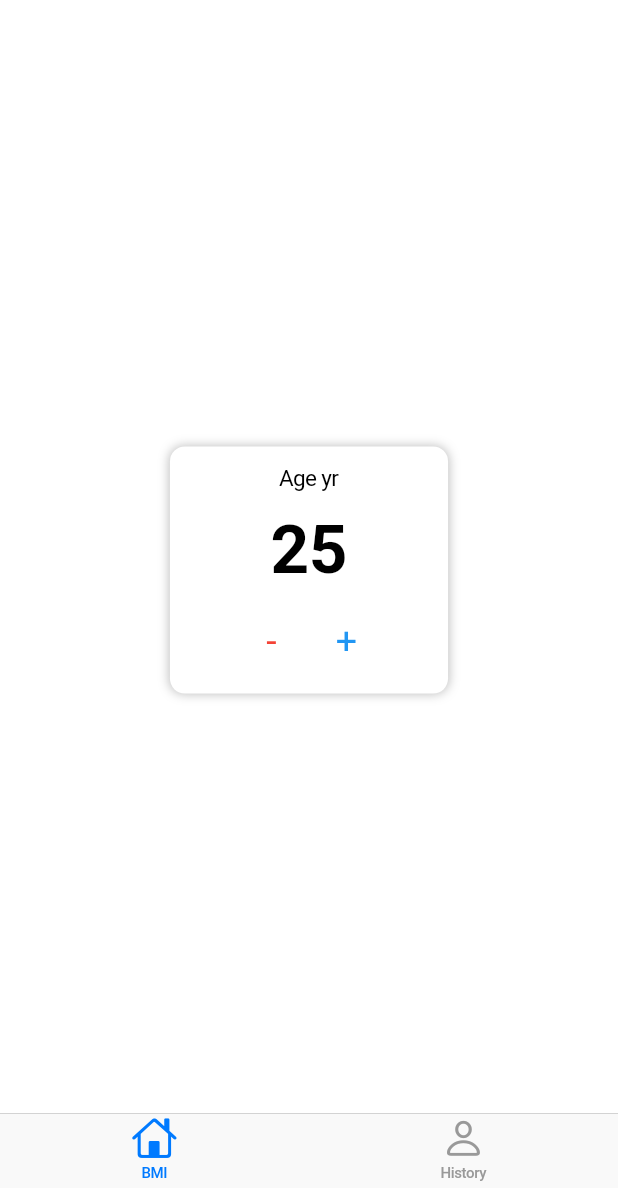
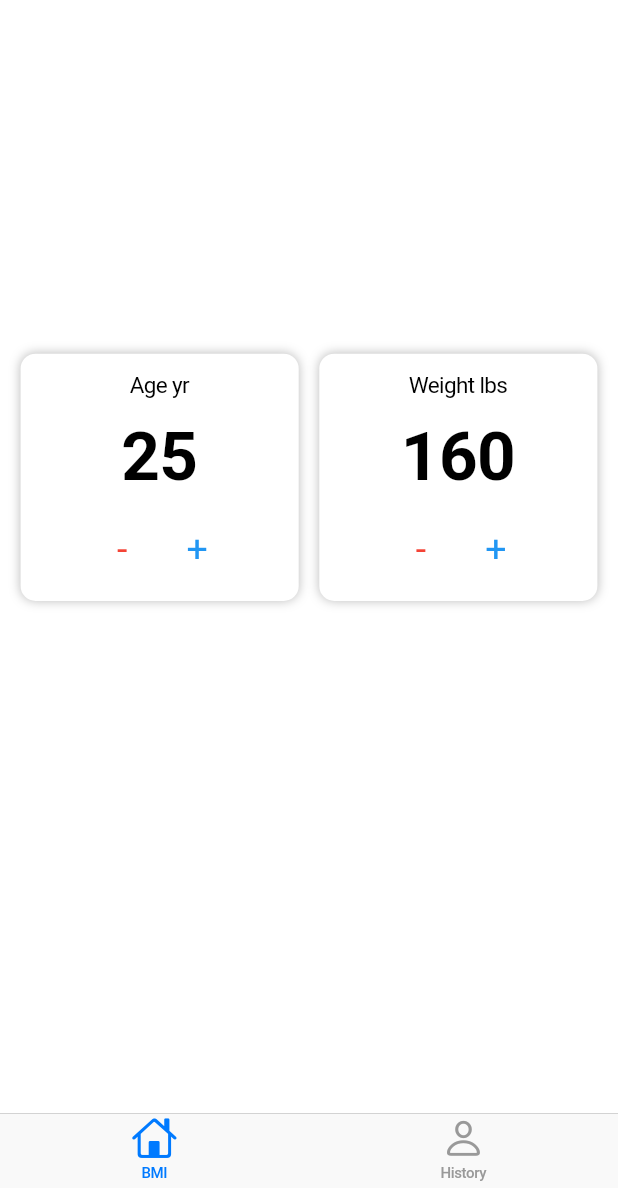
Before and after one commit to phamducminh/flutter-development-course, a Flutter app: the screen it shows after launch, on a phone screen of 412 x 824 dp, the part 48-1236 px from its top. Run offline on Flutter 3.47's test engine with Material 3 defaults, Android fonts, the phone set to English and light mode, and no system bars; our stand-ins replace cloud_firestore, dio, file_picker, firebase_auth, firebase_core, firebase_storage and 2 more; accounts and stored records are empty.

Commit message:
Section 11.148: Weight Tracking

```diff
--- a/ibmi/lib/pages/bmi_page.dart
+++ b/ibmi/lib/pages/bmi_page.dart
@@ -12,7 +12,7 @@ class BMIPage extends StatefulWidget {
 class _BMIPageState extends State<BMIPage> {
   double? _deviceHeight, _deviceWidth;
 
-  int _age = 25;
+  int _age = 25, _weight = 160;
 
   @override
   Widget build(BuildContext context) {
@@ -21,8 +21,22 @@ class _BMIPageState extends State<BMIPage> {
 
     return CupertinoPageScaffold(
       child: Container(
-        child: Center(
-          child: _ageSelectContain(),
+        height: _deviceHeight! * 0.85,
+        child: Column(
+          mainAxisSize: MainAxisSize.max,
+          mainAxisAlignment: MainAxisAlignment.spaceEvenly,
+          crossAxisAlignment: CrossAxisAlignment.center,
+          children: [
+            Row(
+              mainAxisSize: MainAxisSize.max,
+              mainAxisAlignment: MainAxisAlignment.spaceEvenly,
+              crossAxisAlignment: CrossAxisAlignment.center,
+              children: [
+                _ageSelectContain(),
+                _weightSelectContain(),
+              ],
+            ),
+          ],
         ),
       ),
     );
@@ -92,4 +106,69 @@ class _BMIPageState extends State<BMIPage> {
       ),
     );
   }
+
+  Widget _weightSelectContain() {
+    return InfoCard(
+      height: _deviceHeight! * 0.20,
+      width: _deviceWidth! * 0.45,
+      child: Column(
+        mainAxisAlignment: MainAxisAlignment.spaceEvenly,
+        mainAxisSize: MainAxisSize.max,
+        crossAxisAlignment: CrossAxisAlignment.center,
+        children: [
+          Text(
+            'Weight lbs',
+            style: TextStyle(
+              fontSize: 15,
+              fontWeight: FontWeight.w400,
+            ),
+          ),
+          Text(
+            _weight.toString(),
+            style: TextStyle(
+              fontSize: 45,
+              fontWeight: FontWeight.w700,
+            ),
+          ),
+          Row(
+            mainAxisSize: MainAxisSize.max,
+            mainAxisAlignment: MainAxisAlignment.center,
+            crossAxisAlignment: CrossAxisAlignment.center,
+            children: [
+              SizedBox(
+                width: 50,
+                child: CupertinoDialogAction(
+                  onPressed: () {
+                    setState(() {
+                      _weight--;
+                    });
+                  },
+                  textStyle: const TextStyle(
+                    fontSize: 25,
+                    color: Colors.red,
+                  ),
+                  child: const Text('-'),
+                ),
+              ),
+              SizedBox(
+                width: 50,
+                child: CupertinoDialogAction(
+                  onPressed: () {
+                    setState(() {
+                      _weight++;
+                    });
+                  },
+                  textStyle: const TextStyle(
+                    fontSize: 25,
+                    color: Colors.blue,
+                  ),
+                  child: const Text('+'),
+                ),
+              ),
+            ],
+          ),
+        ],
+      ),
+    );
+  }
 }
```
